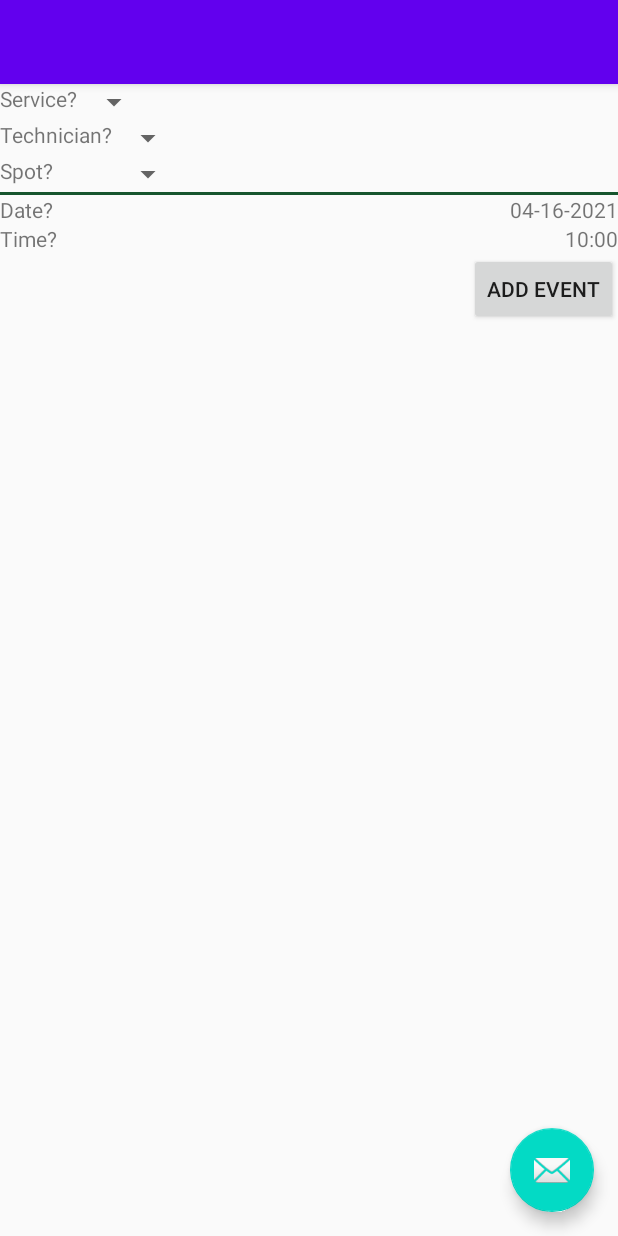
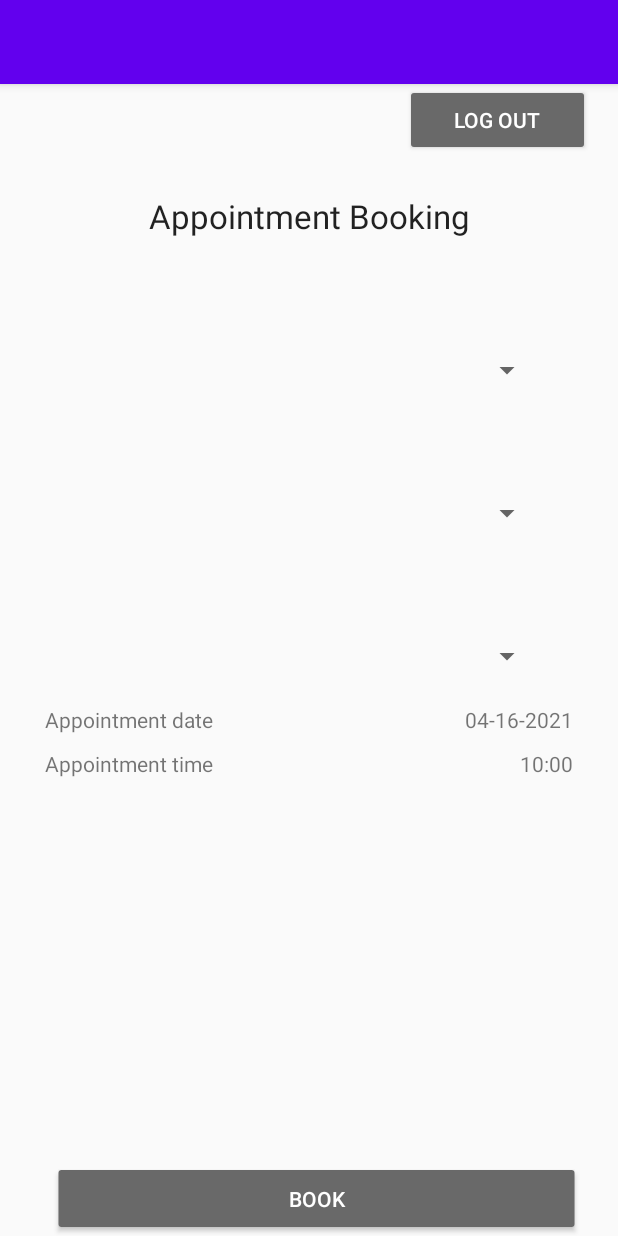
Before and after one commit to McGill-ECSE321-Winter2021/project-group-04, an Android app: the layout activity_main.xml on its own in the app's theme, with its tools: preview values and no code run, on a phone screen of 412 x 824 dp. Run offline under Robolectric (Android 15) with nearby library versions, the phone set to English and light mode, and no system bars.

Commit message:
modified the appointment booking page

```diff
--- a/Project-Group-04-Android/app/src/main/res/layout/activity_main.xml
+++ b/Project-Group-04-Android/app/src/main/res/layout/activity_main.xml
@@ -22,12 +22,12 @@
 
     <include layout="@layout/content_main" />
 
-    <com.google.android.material.floatingactionbutton.FloatingActionButton
-        android:id="@+id/fab"
-        android:layout_width="wrap_content"
-        android:layout_height="wrap_content"
-        android:layout_gravity="bottom|end"
-        android:layout_margin="@dimen/fab_margin"
-        app:srcCompat="@android:drawable/ic_dialog_email" />
+<!--    <com.google.android.material.floatingactionbutton.FloatingActionButton-->
+<!--        android:id="@+id/fab"-->
+<!--        android:layout_width="wrap_content"-->
+<!--        android:layout_height="wrap_content"-->
+<!--        android:layout_gravity="bottom|end"-->
+<!--        android:layout_margin="@dimen/fab_margin"-->
+<!--        app:srcCompat="@android:drawable/ic_dialog_email" />-->
 
 </androidx.coordinatorlayout.widget.CoordinatorLayout>
--- a/Project-Group-04-Android/app/src/main/res/layout/content_main.xml
+++ b/Project-Group-04-Android/app/src/main/res/layout/content_main.xml
@@ -22,94 +22,51 @@
             android:text=""
             android:textColor="#FF0000"/>
 
-        <LinearLayout
+        <Button
+            android:id="@+id/logOut"
+            android:layout_width="123dp"
             android:layout_height="wrap_content"
+            android:backgroundTint="#696969"
+            android:text="@string/log_out"
+            android:textColor="#FFFFFF"
+            android:translationX="270dp" />
+        <TextView
+            android:id="@+id/textView5"
             android:layout_width="match_parent"
-            android:orientation="vertical">
-            <LinearLayout
-                android:layout_width="wrap_content"
-                android:layout_height="match_parent"
-                android:orientation="vertical">
-                <LinearLayout
-                    android:orientation="horizontal"
-                    android:layout_height="wrap_content"
-                    android:layout_width="match_parent">
-
-                    <TextView
-                        android:layout_height="wrap_content"
-                        android:layout_width="wrap_content"
-                        android:text="@string/servicespinner_label"/>
+            android:layout_height="70dp"
+            android:paddingTop="25dp"
+            android:text="Appointment Booking"
+            android:textAlignment="center"
+            android:textAppearance="@style/TextAppearance.AppCompat.Large" />
 
         <Spinner
-                        android:layout_height="wrap_content"
-                        android:layout_width="wrap_content"
-                        android:hint="Service name"
-                        android:layout_gravity="end"
-                        android:prompt="@string/service_prompt"
-                        android:id="@+id/servicespinner"/>
-
-                </LinearLayout>
-
-                <LinearLayout
-                    android:orientation="horizontal"
-                    android:layout_height="wrap_content"
-                    android:layout_width="match_parent">
-
-                    <TextView
-                        android:layout_height="wrap_content"
-                        android:layout_width="wrap_content"
-                        android:text="@string/technicianspinner_label"/>
+            android:id="@+id/servicespinner"
+            android:layout_width="match_parent"
+            android:layout_height="45dp"
+            android:layout_marginStart="50dp"
+            android:layout_marginTop="50dp"
+            android:layout_marginEnd="50dp"
+            android:layout_marginRight="50dp"
+            android:layout_marginBottom="0dp"
+            android:hint= "Service"/>
 
         <Spinner
-                        android:id="@+id/technicianspinner"
+            android:id="@+id/garage_techs"
             android:layout_width="match_parent"
-                        android:layout_height="wrap_content"
-                        android:hint="Technician name"
-                        android:layout_gravity="end"
-                        android:prompt="@string/technician_prompt"
-                        android:layout_margin="0dp"/>
-
-                </LinearLayout>
-                <LinearLayout
-                    android:orientation="horizontal"
-                    android:layout_height="wrap_content"
-                    android:layout_width="match_parent">
-
-                    <TextView
-                        android:layout_height="wrap_content"
-                        android:layout_width="wrap_content"
-                        android:text="@string/spotspinner_label"/>
+            android:layout_height="45dp"
+            android:layout_marginLeft="50dp"
+            android:layout_marginTop="50dp"
+            android:layout_marginRight="50dp"
+            android:layout_marginBottom="0dp" />
 
         <Spinner
-                        android:id="@+id/spotspinner"
+            android:id="@+id/spots"
             android:layout_width="match_parent"
-                        android:layout_height="wrap_content"
-                        android:hint="Garage spot"
-                        android:layout_gravity="end"
-                        android:prompt="@string/spot_prompt"
-                        android:layout_margin="0dp"/>
-
-                </LinearLayout>
-
-            </LinearLayout>
-        </LinearLayout>
-
-
-
-
-
-        <View
-            android:layout_height="2dp"
-            android:layout_width="fill_parent"
-            android:background="#16552e"/>
-
-        <LinearLayout
-            android:layout_width="match_parent"
-            android:layout_height="121dp"
-            android:orientation="vertical">
-
-
-
+            android:layout_height="45dp"
+            android:layout_marginLeft="50dp"
+            android:layout_marginTop="50dp"
+            android:layout_marginRight="50dp"
+            android:layout_marginBottom="00dp" />
         <LinearLayout
             android:layout_width="match_parent"
             android:layout_height="wrap_content"
@@ -119,26 +76,31 @@
                 android:layout_width="0dp"
                 android:layout_height="wrap_content"
                 android:layout_weight="1"
+                android:paddingLeft="30dp"
+                android:paddingTop="10dp"
                 android:text="@string/newappointment_date_label" />
 
             <TextView
-                    android:id="@+id/newevent_date"
+                android:id="@+id/newappointment_date"
                 android:layout_width="wrap_content"
                 android:layout_height="wrap_content"
                 android:layout_gravity="end"
                 android:onClick="showDatePickerDialog"
+                android:paddingTop="10dp"
+                android:paddingRight="30dp"
                 android:text="@string/newappointment_date_first" />
         </LinearLayout>
-
         <LinearLayout
             android:layout_width="match_parent"
             android:layout_height="wrap_content"
             android:orientation="horizontal">
 
             <TextView
-                    android:layout_width="0dp"
-                    android:layout_height="wrap_content"
+                android:layout_width="363dp"
+                android:layout_height="match_parent"
                 android:layout_weight="1"
+                android:paddingLeft="30dp"
+                android:paddingTop="10dp"
                 android:text="@string/starttime_label" />
 
             <TextView
@@ -147,17 +109,134 @@
                 android:layout_height="wrap_content"
                 android:layout_gravity="end"
                 android:onClick="showTimePickerDialog"
-                    android:text="@string/starttime_first" />
+                android:paddingTop="10dp"
+                android:paddingRight="30dp"
+                android:text="@string/starttime_first"
+                android:textAlignment="center" />
         </LinearLayout>
+<!--        <LinearLayout-->
+<!--            android:layout_width="match_parent"-->
+<!--            android:layout_height="wrap_content"-->
+<!--            android:orientation="vertical">-->
+
+<!--            <LinearLayout-->
+<!--                android:layout_width="wrap_content"-->
+<!--                android:layout_height="match_parent"-->
+<!--                android:orientation="vertical">-->
+
+<!--                <LinearLayout-->
+<!--                    android:layout_width="437dp"-->
+<!--                    android:layout_height="wrap_content"-->
+<!--                    android:orientation="horizontal">-->
+
+                    <!--                    <TextView-->
+                    <!--                        android:layout_width="wrap_content"-->
+                    <!--                        android:layout_height="wrap_content"-->
+                    <!--                        android:text="@string/servicespinner_label" />-->
 
 
 
+
+<!--                </LinearLayout>-->
+
+<!--                <LinearLayout-->
+<!--                    android:layout_width="match_parent"-->
+<!--                    android:layout_height="wrap_content"-->
+<!--                    android:orientation="horizontal">-->
+
+<!--                    <TextView-->
+<!--                        android:layout_width="wrap_content"-->
+<!--                        android:layout_height="wrap_content"-->
+<!--                        android:text="@string/technicianspinner_label" />-->
+
+<!--                    <Spinner-->
+<!--                        android:id="@+id/technicianspinner"-->
+<!--                        android:layout_width="match_parent"-->
+<!--                        android:layout_height="wrap_content"-->
+<!--                        android:layout_gravity="end"-->
+<!--                        android:layout_margin="0dp"-->
+<!--                        android:hint="Technician name"-->
+<!--                        android:prompt="@string/technician_prompt" />-->
+
+<!--                </LinearLayout>-->
+
+<!--                <LinearLayout-->
+<!--                    android:layout_width="match_parent"-->
+<!--                    android:layout_height="wrap_content"-->
+<!--                    android:orientation="horizontal">-->
+
+<!--                    <TextView-->
+<!--                        android:layout_width="wrap_content"-->
+<!--                        android:layout_height="wrap_content"-->
+<!--                        android:text="@string/spotspinner_label" />-->
+
+<!--                    <Spinner-->
+<!--                        android:id="@+id/spotspinner"-->
+<!--                        android:layout_width="match_parent"-->
+<!--                        android:layout_height="wrap_content"-->
+<!--                        android:layout_gravity="end"-->
+<!--                        android:layout_margin="0dp"-->
+<!--                        android:hint="Garage spot"-->
+<!--                        android:prompt="@string/spot_prompt" />-->
+
+<!--                </LinearLayout>-->
+
+<!--            </LinearLayout>-->
+<!--        </LinearLayout>-->
+
+<!--        <View-->
+<!--            android:layout_height="2dp"-->
+<!--            android:layout_width="fill_parent"-->
+<!--            android:background="#16552e"/>-->
+
+<!--        <LinearLayout-->
+<!--            android:layout_width="match_parent"-->
+<!--            android:layout_height="121dp"-->
+<!--            android:orientation="vertical">-->
+
+
+
+<!--            <LinearLayout-->
+<!--                android:layout_width="match_parent"-->
+<!--                android:layout_height="wrap_content"-->
+<!--                android:orientation="horizontal">-->
+
+                <TextView
+                    android:layout_width="0dp"
+                    android:layout_height="wrap_content"
+                    android:layout_weight="1"
+                    android:text="@string/newappointment_date_label" />
+
+        <!--            </LinearLayout>-->
+
+<!--            <LinearLayout-->
+<!--                android:layout_width="match_parent"-->
+<!--                android:layout_height="wrap_content"-->
+<!--                android:orientation="horizontal">-->
+
+                <TextView
+                    android:layout_width="0dp"
+                    android:layout_height="wrap_content"
+                    android:layout_weight="1"
+                    android:text="@string/starttime_label" />
+
+        <!--            </LinearLayout>-->
+
+
         <Button
-                android:layout_width="wrap_content"
-                android:layout_height="wrap_content"
-                android:layout_gravity="end"
-                android:text="@string/newevent_button" />
+            android:id="@+id/bookEmergency"
+            android:layout_width="352dp"
+            android:layout_height="50dp"
+            android:layout_marginLeft="0dp"
+            android:layout_marginTop="50dp"
+            android:layout_marginRight="50dp"
+            android:layout_marginBottom="00dp"
+            android:backgroundTint="#696969"
+            android:gravity="center"
+            android:text="@string/book"
+            android:textColor="#FFFFFF"
+            android:translationX="35dp" />
     </LinearLayout>
-    </LinearLayout>
+<!--    </LinearLayout>-->
 
 </RelativeLayout>
--- a/Project-Group-04-Android/app/src/main/res/values/strings.xml
+++ b/Project-Group-04-Android/app/src/main/res/values/strings.xml
@@ -22,13 +22,13 @@
 
     <string name="newperson_hint">Who?</string>
     <string name="newperson_button">Add Person</string>
-    <string name="newappointment_date_label">Date?</string>
-    <string name="servicespinner_label">Service?</string>
+    <string name="newappointment_date_label">Appointment date</string>
+<!--    <string name="servicespinner_label">Service?</string>-->
     <string name="technicianspinner_label">Technician?</string>
     <string name="spotspinner_label">Spot?</string>
-    <string name="starttime_label">Time?</string>
+    <string name="starttime_label">Appointment time</string>
     <string name="starttime_first">10:00</string>
-    <string name="spot_label">Spot?</string>
+    <string name="spt">Spot</string>
     <string name="spot_prompt">Select Garage Spot</string>
     <string name="technician_prompt">Select Technician</string>
     <string name="newappointment_date_first">04-16-2021</string>
```
Also changed, not shown: gradle/wrapper/gradle-wrapper.properties (added), 3 other files. Lines whose indentation alone changed are shown as unchanged.
